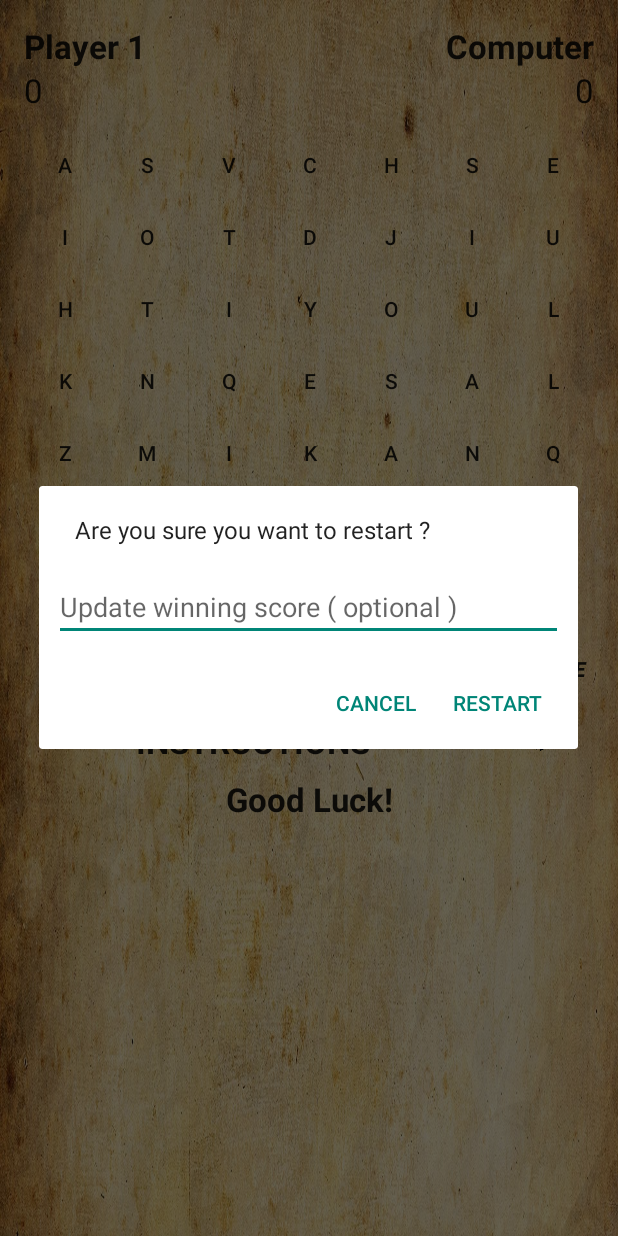
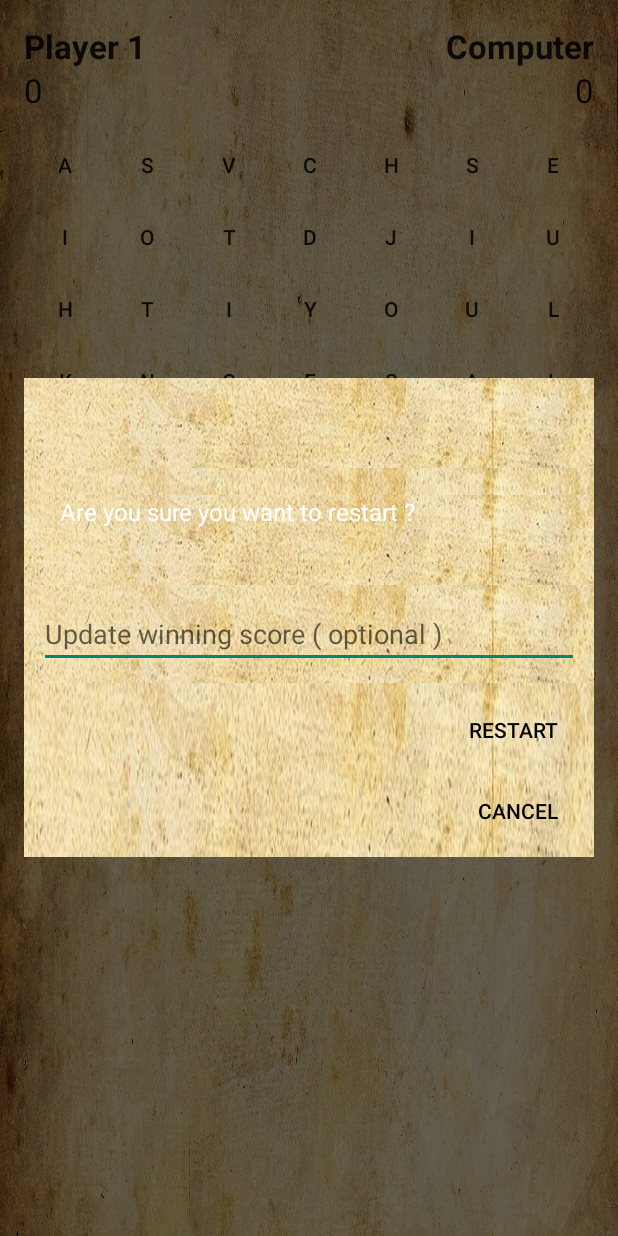
Before and after one commit to utkarsh028/HiddenWord, an Android app: the Game screen opened directly, with no data from a screen before it, after a tap on "RESTART", on a phone screen of 412 x 824 dp. Run offline under Robolectric (Android 15) with nearby library versions, the phone set to English and light mode, and no system bars; 1 statement that could not run was skipped.

Commit message:
Added new sound

```diff
--- a/app/src/main/java/com/meutkarsh/hiddenword/Game.java
+++ b/app/src/main/java/com/meutkarsh/hiddenword/Game.java
@@ -5,6 +5,7 @@ import android.content.DialogInterface;
 import android.content.Intent;
 import android.content.res.AssetManager;
 import android.graphics.Color;
+import android.media.AudioManager;
 import android.media.MediaPlayer;
 import android.os.AsyncTask;
 import android.os.Bundle;
@@ -41,13 +42,14 @@ public class Game extends AppCompatActivity {
     int endScore = 300, plus = 10, minus = 5;
     Button b[][] = new Button[n][m];
     char vowels[] = new char[]{'a', 'e', 'i', 'o', 'u'};
-    public MediaPlayer mp;
+    public MediaPlayer mp,mp1;
     Context THIS = this;
     int nextX[] = new int[]{-1, -1, -1, 0, 0, 1, 1, 1};
     int nextY[] = new int[]{-1, 0, 1, -1, 1, -1, 0, 1};
     int nextLEN  = 8;
     int compStrength;    //for single player game
     boolean onePlayerGame;
+
 
     @Override
     protected void onCreate(Bundle savedInstanceState) {
@@ -64,7 +66,8 @@ public class Game extends AppCompatActivity {
             compStrength = (int)(compStrength * 0.80 + 20);
         }
 
-        mp = MediaPlayer.create(this, R.raw.got);
+        mp = MediaPlayer.create(this, R.raw.b);
+        mp1=MediaPlayer.create(this,R.raw.clapsoundcut);
         mp.start();
 
         tvp1 = (TextView) findViewById(R.id.tv_player1);
@@ -162,7 +165,8 @@ public class Game extends AppCompatActivity {
             public void onClick(View v) {
                 LayoutInflater li = LayoutInflater.from(THIS);
                 View dialog_view = li.inflate(R.layout.restart, null);
-                AlertDialog.Builder ad = new AlertDialog.Builder(THIS);
+                AlertDialog.Builder ad = new AlertDialog.Builder(
+                        new ContextThemeWrapper (Game.this, R.style.AlertDialogCustom));
                 ad.setView(dialog_view);
                 ad.setCancelable(false);
                 ad.setMessage("Are you sure you want to restart ?");
@@ -224,8 +228,12 @@ public class Game extends AppCompatActivity {
                         }
                     } else {
                         if(!onePlayerGame || (turn & 1) == 0) {
+
+                            mp1.start();
+
                             Toast.makeText(Game.this, "Good job ...", Toast.LENGTH_SHORT).show();
                             tvprev.setText("Good job ...");
+
                         } else {
                             String name = tvp2.getText().toString();
                             //Toast.makeText(THIS, name + " correctly challenged your prefix!", Toast.LENGTH_SHORT).show();
@@ -288,6 +296,7 @@ public class Game extends AppCompatActivity {
                                 String name = tvp2.getText().toString();
                                 tvprev.setText(name + " formed a complete word " + word + '.');
                             } else {
+                                mp1.start();
                                 tvprev.setText("Correct word:- " + word + "\nGood job!");
                             }
                             if(!checkEnd()) {
--- a/app/src/main/res/values/styles.xml
+++ b/app/src/main/res/values/styles.xml
@@ -18,7 +18,8 @@
 
     <style name="AlertDialogCustom" parent="@android:style/Theme.Dialog">
         <item name="android:background">@drawable/az_new</item>
-        <item name="android:headerDividersEnabled">true</item>
+      <!--  <item name="android:headerDividersEnabled">true</item>-->
+
         <item name="android:typeface">normal</item>
     </style>
 
```
Also changed, not shown: 2 other files.
